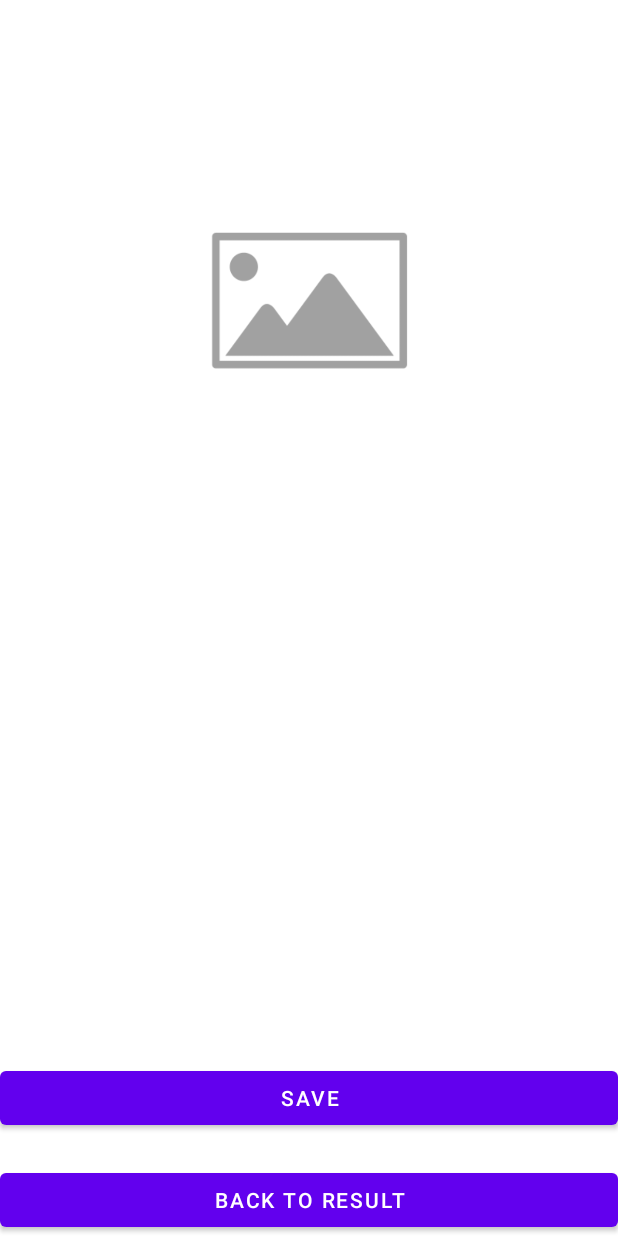
After one commit to Velpre/Android-eksamen-2022, an Android app: the FullscreenActivity screen opened directly, with no data from a screen before it, on a phone screen of 412 x 824 dp. The commit adds this screen. Run offline under Robolectric (Android 15) with nearby library versions, the phone set to English and light mode, and no system bars; pictures from the network do not load.

Commit message:
new activity shows pictures. No onclick to save yet.

```diff
--- a/app/src/main/AndroidManifest.xml
+++ b/app/src/main/AndroidManifest.xml
@@ -2,18 +2,21 @@
 <manifest xmlns:android="http://schemas.android.com/apk/res/android"
     xmlns:tools="http://schemas.android.com/tools"
     package="com.example.andoridlifecycle">
-    <uses-permission android:name="android.permission.INTERNET"/>
+
+    <uses-permission android:name="android.permission.INTERNET" />
 
     <application
         android:allowBackup="true"
-        android:usesCleartextTraffic="true"
         android:icon="@mipmap/ic_launcher"
         android:label="@string/app_name"
         android:roundIcon="@mipmap/ic_launcher_round"
         android:supportsRtl="true"
-        tools:targetApi="m"
-        android:theme="@style/Eksamen2022">
-
+        android:theme="@style/Eksamen2022"
+        android:usesCleartextTraffic="true"
+        tools:targetApi="m">
+        <activity
+            android:name=".FullscreenActivity"
+            android:exported="false" />
         <activity
             android:name=".MainActivity"
             android:exported="true">
@@ -23,7 +26,6 @@
                 <category android:name="android.intent.category.LAUNCHER" />
             </intent-filter>
         </activity>
-
     </application>
 
 </manifest>
--- /dev/null
+++ b/app/src/main/java/com/example/andoridlifecycle/FullscreenActivity.kt
@@ -0,0 +1,28 @@
+package com.example.andoridlifecycle
+
+import androidx.appcompat.app.AppCompatActivity
+import android.os.Bundle
+import android.widget.Button
+import android.widget.ImageView
+import com.bumptech.glide.Glide
+import com.bumptech.glide.load.engine.DiskCacheStrategy
+
+class FullscreenActivity : AppCompatActivity() {
+    private lateinit var fullScreenImage : ImageView
+
+    override fun onCreate(savedInstanceState: Bundle?) {
+        super.onCreate(savedInstanceState)
+        setContentView(R.layout.activity_fullscreen)
+        val extras = intent.extras
+
+        fullScreenImage = findViewById(R.id.imageViewFullScreen)
+
+        Glide.with(applicationContext)
+            .load(extras?.get("image"))
+            .diskCacheStrategy(DiskCacheStrategy.ALL)
+            .placeholder(R.drawable.placeholder)
+            .into(fullScreenImage)
+
+
+    }
+}
--- a/app/src/main/java/com/example/andoridlifecycle/adapters/ItemAdapter.kt
+++ b/app/src/main/java/com/example/andoridlifecycle/adapters/ItemAdapter.kt
@@ -1,16 +1,21 @@
 package com.example.andoridlifecycle.adapters
 
+import android.app.PendingIntent.getActivity
 import android.content.Context
+import android.content.Intent
 import android.graphics.drawable.Drawable
 import android.view.LayoutInflater
 import android.view.View
 import android.view.ViewGroup
 import android.widget.ImageView
 import androidx.appcompat.widget.AppCompatImageView
+import androidx.core.content.ContextCompat.startActivity
 import androidx.core.graphics.drawable.toBitmap
 import androidx.recyclerview.widget.RecyclerView
 import com.bumptech.glide.Glide
 import com.bumptech.glide.load.engine.DiskCacheStrategy
+import com.example.andoridlifecycle.FullscreenActivity
+import com.example.andoridlifecycle.MainActivity
 import com.example.andoridlifecycle.R
 import com.example.andoridlifecycle.db.Image
 import com.example.andoridlifecycle.db.ImageRepository
@@ -45,9 +50,13 @@ class ItemAdapter(private val context: Context, private val urls: ArrayList<Stri
             .diskCacheStrategy(DiskCacheStrategy.ALL)
             .placeholder(R.drawable.placeholder)
             .into(holder.imageView).view.setOnClickListener {
-                thread {
+                val intent =Intent(context, FullscreenActivity::class.java)
+                intent.putExtra("image",url)
+                context.startActivity(intent)
+
+            /*  thread {
                     imageToDb((it as AppCompatImageView).drawable)
-                }
+                }*/
             }
     }
 
--- /dev/null
+++ b/app/src/main/res/layout/activity_fullscreen.xml
@@ -0,0 +1,40 @@
+<?xml version="1.0" encoding="utf-8"?>
+<LinearLayout xmlns:android="http://schemas.android.com/apk/res/android"
+    xmlns:app="http://schemas.android.com/apk/res-auto"
+    xmlns:tools="http://schemas.android.com/tools"
+    android:layout_width="match_parent"
+    android:layout_height="match_parent"
+    android:orientation="vertical"
+    tools:context=".FullscreenActivity">
+
+
+        <ImageView
+            android:id="@+id/imageViewFullScreen"
+            android:layout_width="fill_parent"
+            android:layout_height="400dp"
+            android:scaleType="fitCenter"
+            />
+        <LinearLayout
+            android:orientation="vertical"
+            android:layout_width="match_parent"
+            android:layout_height="wrap_content"
+            android:layout_weight="1"
+            android:gravity="center|bottom">
+                <Button
+                    android:layout_width="match_parent"
+                    android:layout_height="wrap_content"
+                    android:layout_weight="0"
+                    android:text="Save"
+                    android:layout_marginBottom="20dp"
+                    />
+                <Button
+                    android:layout_width="match_parent"
+                    android:layout_height="wrap_content"
+                    android:text="Back to result"
+                    android:layout_weight="0"/>
+
+        </LinearLayout>
+
+
+
+</LinearLayout>
```
